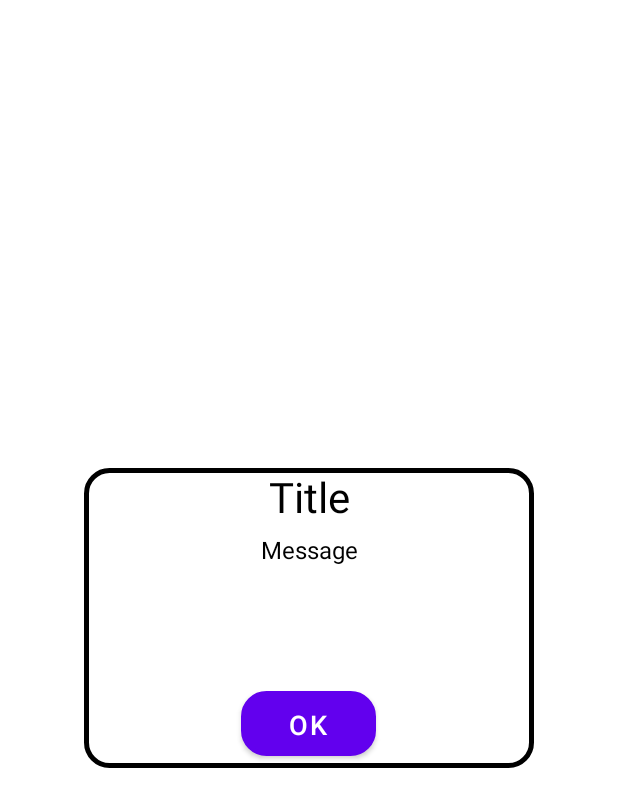
After one commit to CMHLinskens/CSD-EindOpdracht-2.3, an Android app: the layout alert_pop_up.xml on its own in the app's theme, with its tools: preview values and no code run, on a phone screen of 412 x 824 dp. The commit adds this screen. Shown: the top 807 px of the screen. Run offline under Robolectric (Android 15) with nearby library versions, the phone set to English and light mode, and no system bars.

Commit message:
Added alert pop-up (corners not transparent)

```diff
--- /dev/null
+++ b/CSD_EindOpdracht/app/src/main/res/drawable/background_rounded.xml
@@ -0,0 +1,7 @@
+<?xml version="1.0" encoding="UTF-8"?>
+<shape xmlns:android="http://schemas.android.com/apk/res/android">
+    <solid android:color="#FFFFFFFF"/>
+    <stroke android:width="3dp" android:color="#FF000000" />
+    <corners android:radius="15dp"/>
+    <padding android:left="0dp" android:top="0dp" android:right="0dp" android:bottom="0dp" />
+</shape>
--- /dev/null
+++ b/CSD_EindOpdracht/app/src/main/res/drawable/btn_alert_rounded.xml
@@ -0,0 +1,8 @@
+<?xml version="1.0" encoding="UTF-8"?>
+<shape xmlns:android="http://schemas.android.com/apk/res/android">
+    <solid android:color="#6000FF"/>
+    <stroke android:width="3dp" android:color="@color/black" />
+    <corners
+        android:radius="15dp"/>
+    <padding android:left="0dp" android:top="0dp" android:right="0dp" android:bottom="0dp" />
+</shape>
--- /dev/null
+++ b/CSD_EindOpdracht/app/src/main/res/layout/alert_pop_up.xml
@@ -0,0 +1,50 @@
+<?xml version="1.0" encoding="utf-8"?>
+<androidx.constraintlayout.widget.ConstraintLayout
+    xmlns:android="http://schemas.android.com/apk/res/android"
+    android:layout_width="300dp"
+    android:layout_height="200dp"
+    android:layout_gravity="center"
+    android:background="@android:color/transparent">
+
+    <LinearLayout
+        android:layout_width="match_parent"
+        android:layout_height="match_parent"
+        android:background="@drawable/background_rounded"
+        android:orientation="vertical"
+        >
+
+        <TextView
+            android:id="@+id/text_alert_title"
+            android:layout_width="match_parent"
+            android:layout_height="wrap_content"
+            android:textAlignment="center"
+            android:text="Title"
+            android:textSize="28sp"
+            android:textColor="@color/black"
+            android:layout_marginStart="16dp"
+            android:layout_marginEnd="16dp" />
+
+        <TextView
+            android:id="@+id/text_alert_message"
+            android:layout_width="match_parent"
+            android:layout_height="100dp"
+            android:textAlignment="center"
+            android:text="Message"
+            android:textColor="@color/black"
+            android:textSize="16sp"
+            android:layout_marginStart="16dp"
+            android:layout_marginTop="5dp"
+            android:layout_marginEnd="16dp"
+            android:layout_marginBottom="5dp"/>
+
+        <Button
+            android:id="@+id/btn_alert_confirm"
+            android:layout_width="90dp"
+            android:layout_height="wrap_content"
+            android:text="@string/confirm"
+            android:background="@drawable/btn_alert_rounded"
+            android:textSize="18sp"
+            android:layout_gravity="center"
+            android:layout_marginBottom="8dp"/>
+    </LinearLayout>
+</androidx.constraintlayout.widget.ConstraintLayout>
```
Also changed, not shown: CSD_EindOpdracht/app/src/main/java/com/example/csd_eindopdracht/ui/fragment/MapFragment.java (+8 -2 lines), CSD_EindOpdracht/app/src/main/java/com/example/csd_eindopdracht/ui/popup/AlertPopUp.java (added, +38 -0 lines), CSD_EindOpdracht/app/src/main/res/values/strings.xml (+5 -2 lines).
